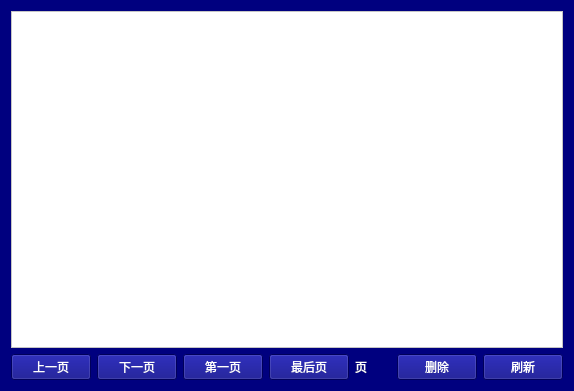
Above: db_page.ui from LiYangDoYourself/keypoints_diff before the change. Below: the same form after it.
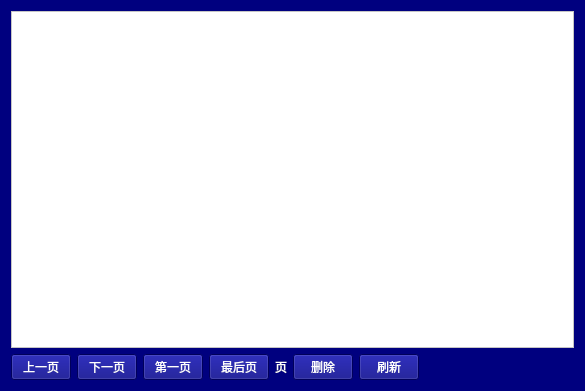
That is the form after the change.

The edit to the form file:
```diff
--- a/db_page.ui
+++ b/db_page.ui
@@ -6,7 +6,7 @@
    <rect>
     <x>0</x>
     <y>0</y>
-    <width>574</width>
+    <width>585</width>
     <height>391</height>
    </rect>
   </property>
@@ -36,6 +36,12 @@
       <layout class="QHBoxLayout" name="horizontalLayout">
        <item>
         <widget class="QPushButton" name="pushButton">
+         <property name="maximumSize">
+          <size>
+           <width>60</width>
+           <height>16777215</height>
+          </size>
+         </property>
          <property name="text">
           <string>上一页</string>
          </property>
@@ -43,6 +49,12 @@
        </item>
        <item>
         <widget class="QPushButton" name="pushButton_2">
+         <property name="maximumSize">
+          <size>
+           <width>60</width>
+           <height>16777215</height>
+          </size>
+         </property>
          <property name="text">
           <string>下一页</string>
          </property>
@@ -50,6 +62,12 @@
        </item>
        <item>
         <widget class="QPushButton" name="pushButton_3">
+         <property name="maximumSize">
+          <size>
+           <width>60</width>
+           <height>16777215</height>
+          </size>
+         </property>
          <property name="text">
           <string>第一页</string>
          </property>
@@ -57,6 +75,12 @@
        </item>
        <item>
         <widget class="QPushButton" name="pushButton_4">
+         <property name="maximumSize">
+          <size>
+           <width>60</width>
+           <height>16777215</height>
+          </size>
+         </property>
          <property name="text">
           <string>最后页</string>
          </property>
@@ -71,6 +95,12 @@
        </item>
        <item>
         <widget class="QPushButton" name="pushButton_5">
+         <property name="maximumSize">
+          <size>
+           <width>60</width>
+           <height>16777215</height>
+          </size>
+         </property>
          <property name="text">
           <string>删除</string>
          </property>
@@ -78,11 +108,30 @@
        </item>
        <item>
         <widget class="QPushButton" name="pushButton_6">
+         <property name="maximumSize">
+          <size>
+           <width>60</width>
+           <height>16777215</height>
+          </size>
+         </property>
          <property name="text">
           <string>刷新</string>
          </property>
         </widget>
        </item>
+       <item>
+        <spacer name="horizontalSpacer">
+         <property name="orientation">
+          <enum>Qt::Horizontal</enum>
+         </property>
+         <property name="sizeHint" stdset="0">
+          <size>
+           <width>60</width>
+           <height>20</height>
+          </size>
+         </property>
+        </spacer>
+       </item>
       </layout>
      </item>
     </layout>
```
